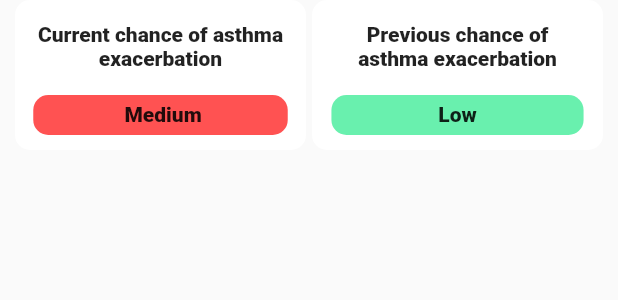
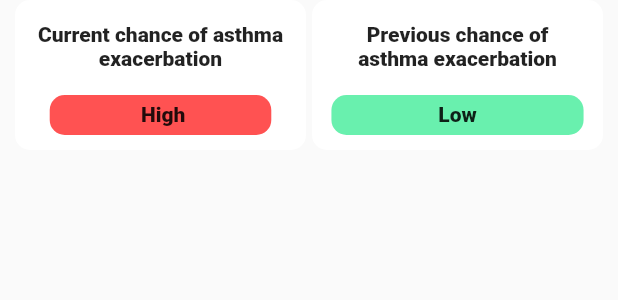
Before and after one commit to MuhammadHakeem/tacres-flutter-fyp, a Flutter app: what currChance() shows on an empty page, opened directly, on a phone screen of 412 x 824 dp. Shown: the top 300 px of the screen. Run offline on Flutter 3.47's test engine with Material 2 defaults, Android fonts, the light colour scheme and no system bars; our stand-ins replace cloud_firestore, firebase_core, geocoding, geolocator; missing offline and left inert: dart_date; accounts and stored records are empty; network calls fail.

Commit message:
add method calcAsthmaCHancExac and also its color

```diff
--- a/lib/homePage.dart
+++ b/lib/homePage.dart
@@ -1,3 +1,4 @@
+import 'package:cloud_firestore/cloud_firestore.dart';
 import 'package:flutter/material.dart';
 import 'package:tacres_draft/dataset.dart';
 import 'package:tacres_draft/recordACT.dart';
@@ -5,6 +6,7 @@ import 'package:tacres_draft/asthContTest.dart';
 import 'package:geolocator/geolocator.dart';
 import 'dart:async';
 import 'package:geocoding/geocoding.dart';
+import 'dart:convert';
 
 StreamController<String> streamController = StreamController<String>();
 
@@ -15,6 +17,11 @@ List<Weather>? sevenday;
 String lat = "3.1477";
 String lon = "101.6940";
 String city = "Kuala Lumpur";
+
+var currentACTScore = 0;
+var previousACTScore = 0;
+var actScoreArray = List.filled(2, null, growable: false);
+List<DocumentSnapshot> item = [];
 
 class HomePage extends StatefulWidget {
   @override
@@ -262,7 +269,7 @@ class _HomePageState extends State<HomePage> {
                 weatherUpdate(),
                 healthRec(),
                 dailyForecast(),
-                Text("")
+                UserInformation(),
               ],
             ),
           ),
@@ -485,8 +492,34 @@ class hourlyWidget extends StatelessWidget {
   }
 }
 
+String calcAsthChancExac(int value) {
+  // ignore: unnecessary_null_comparison
+  if (value == Null) {
+    return "            No Data               ";
+  } else if (value >= 0 && value <= 15) {
+    return "                High               ";
+  } else if (value >= 16 && value <= 20) {
+    return "               Medium              ";
+  } else {
+    return "                Low               ";
+  }
+}
+
+calcAsthChancExacColor(int value) {
+  // ignore: unnecessary_null_comparison
+  if (value == Null) {
+    return Colors.white;
+  } else if (value >= 0 && value <= 15) {
+    return Colors.redAccent;
+  } else if (value >= 16 && value <= 20) {
+    return Colors.orangeAccent;
+  } else {
+    return Colors.greenAccent;
+  }
+}
+
 class currChance extends StatelessWidget {
-  const currChance({Key? key}) : super(key: key);
+  //FirebaseFirestore.instance.collection('act-record').doc('ACT_Score');
 
   @override
   Widget build(BuildContext context) {
@@ -534,15 +567,16 @@ class currChance extends StatelessWidget {
                           flex: 1,
                           fit: FlexFit.tight,
                           child: Container(
-                              decoration: const BoxDecoration(
-                                  color: Colors.redAccent,
+                              decoration: BoxDecoration(
+                                  color:
+                                      calcAsthChancExacColor(currentACTScore),
                                   borderRadius:
                                       BorderRadius.all(Radius.circular(10))),
                               padding: const EdgeInsets.all(5),
                               child: Column(
-                                children: const [
-                                  Text("                Medium               ",
-                                      style: TextStyle(
+                                children: [
+                                  Text(calcAsthChancExac(currentACTScore),
+                                      style: const TextStyle(
                                           fontWeight: FontWeight.w800))
                                 ],
                               )))
@@ -591,7 +625,7 @@ class currChance extends StatelessWidget {
                                       BorderRadius.all(Radius.circular(10))),
                               padding: const EdgeInsets.all(5),
                               child: Column(
-                                children: const [
+                                children: [
                                   Text(
                                       "                   Low                   ",
                                       style: TextStyle(
@@ -641,7 +675,7 @@ class weatherUpdate extends StatelessWidget {
                   borderRadius: BorderRadius.all(Radius.circular(10))),
               padding: EdgeInsets.all(5),
               child: Column(
-                children: const [
+                children: [
                   Text(
                       "Rain in the morning and afternoon with high humidity rising to 97%.")
                 ],
@@ -885,3 +919,57 @@ class dailyWidget extends StatelessWidget {
     );
   }
 }
+
+//https://firebase.flutter.dev/docs/firestore/usage
+class UserInformation extends StatefulWidget {
+  @override
+  _UserInformationState createState() => _UserInformationState();
+}
+
+class _UserInformationState extends State<UserInformation> {
+  final Stream<QuerySnapshot> _usersStream = FirebaseFirestore.instance
+      .collection('act-record')
+      .orderBy('ACT_Date', descending: true)
+      .limit(2)
+      .snapshots();
+
+  @override
+  Widget build(BuildContext context) {
+    return Container(
+      padding: EdgeInsets.fromLTRB(0, 10, 0, 0),
+      margin: EdgeInsets.fromLTRB(10, 10, 10, 0),
+      height: 50,
+      decoration: const BoxDecoration(
+          color: Colors.white,
+          borderRadius: BorderRadius.all(Radius.circular(10))),
+      child: StreamBuilder<QuerySnapshot>(
+        stream: _usersStream,
+        builder: (BuildContext context, AsyncSnapshot<QuerySnapshot> snapshot) {
+          if (snapshot.hasError) {
+            return Text('Something went wrong');
+          }
+
+          if (snapshot.connectionState == ConnectionState.waiting) {
+            return Text("Loading");
+          }
+
+          return ListView(
+            children: snapshot.data!.docs.map((DocumentSnapshot document) {
+              Map<String, dynamic> data =
+                  document.data()! as Map<String, dynamic>;
+
+              currentACTScore = data['ACT_Score'];
+              // item.add(data['ACT_Score']);
+              // actScoreArray.add(data['ACT_Score']);
+              return Text(data['ACT_Score'].toString() +
+                  "   " +
+                  data['ACT_Weather'].toString() +
+                  "   " +
+                  data['ACT_Date'].toString());
+            }).toList(),
+          );
+        },
+      ),
+    );
+  }
+}
```
